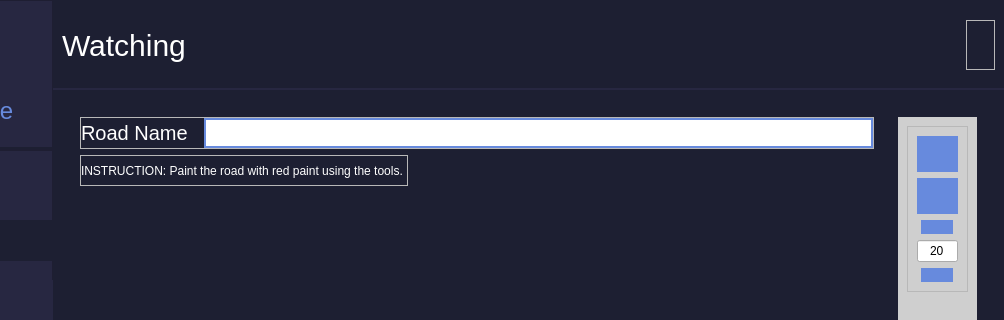
The window that frontEndUi.ui (lordsiinbal/Thesis101) describes before a commit, drawn with Qt 5; both pictures show x 147 to 1151 and y 0 to 320 of the 1151 by 779 pixel window.
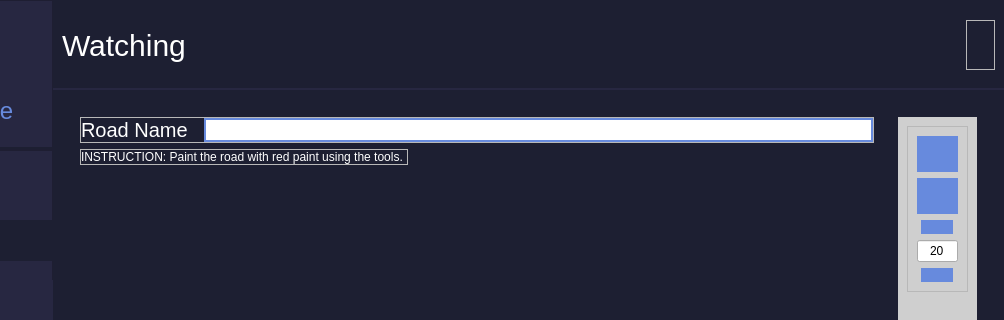
The same window after the commit. The open tabs and pages were chosen to show the change. Icons and pictures are not drawn.

```diff
--- a/frontEndUi.ui
+++ b/frontEndUi.ui
@@ -1297,7 +1297,14 @@
                   </widget>
                  </item>
                  <item>
-                  <widget class="QWidget" name="roadSetUpImage" native="true"/>
+                  <widget class="QWidget" name="roadSetUpImage" native="true">
+                   <property name="sizePolicy">
+                    <sizepolicy hsizetype="Expanding" vsizetype="MinimumExpanding">
+                     <horstretch>0</horstretch>
+                     <verstretch>0</verstretch>
+                    </sizepolicy>
+                   </property>
+                  </widget>
                  </item>
                 </layout>
                </widget>
```
